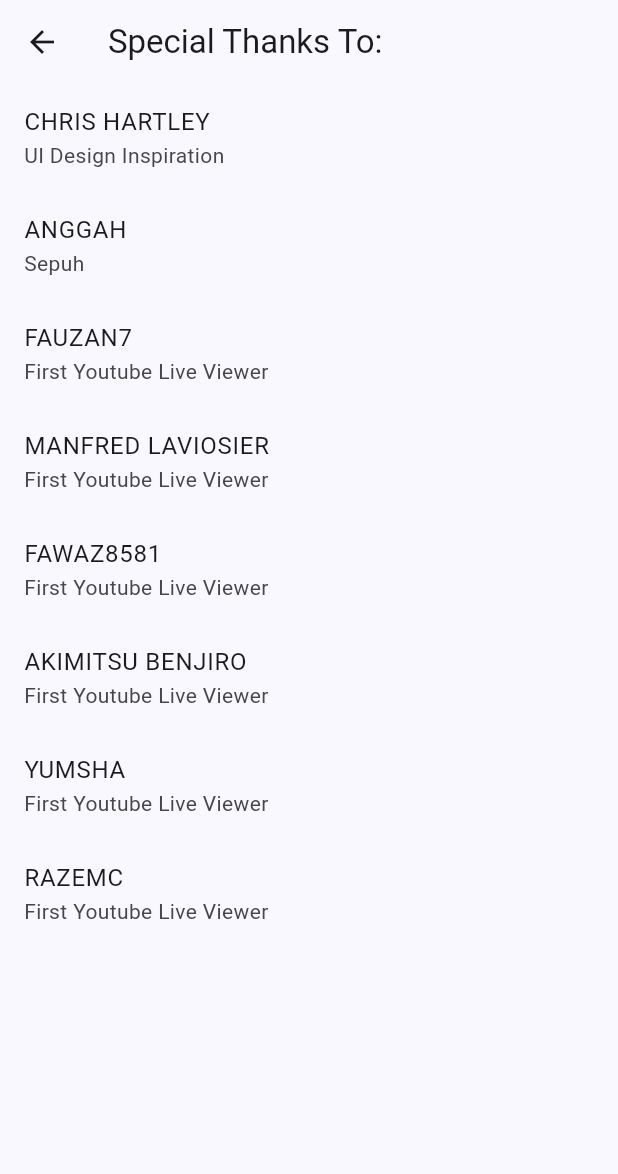
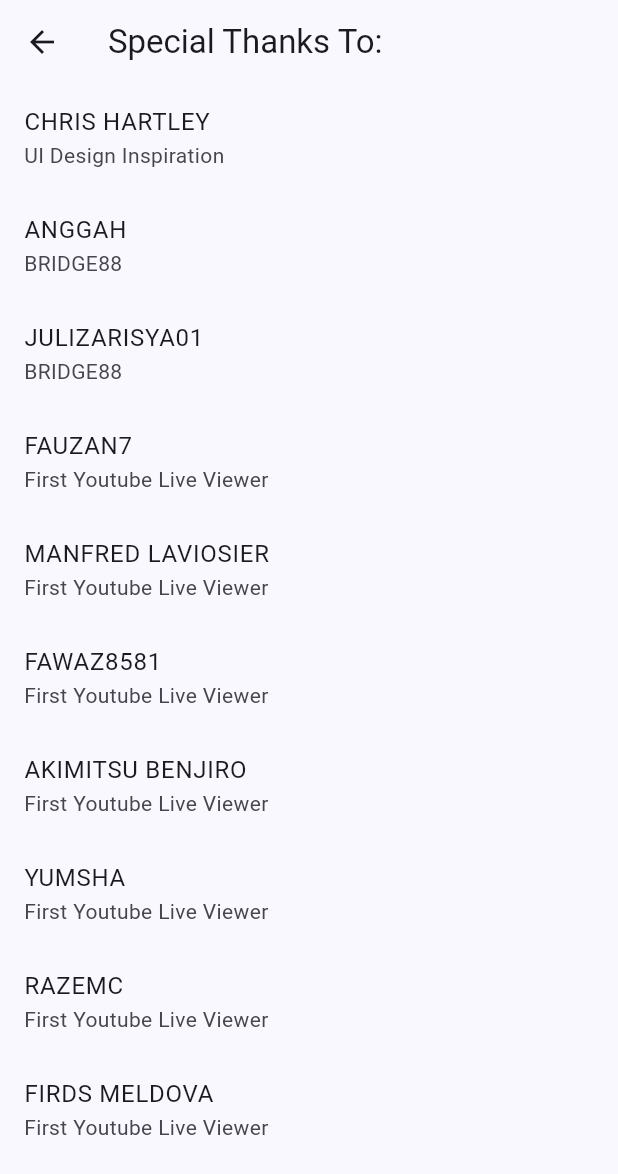
Before and after one commit to adityandar/mechanic_calculator, a Flutter app: the ContributionPage screen opened directly, on a phone screen of 412 x 824 dp. Shown: the top 1174 px of the screen. Run offline on Flutter 3.47's test engine with Material 3 defaults, Android fonts, the phone set to English and light mode, and no system bars; our stand-ins replace awesome_snackbar_content, equatable, flutter_bloc, flutter_sticky_header, gap, shared_preferences; missing offline and left inert: currency_formatter; accounts and stored records are empty.

Commit message:
Tambah contributor

```diff
--- a/lib/pages/contribution/contribution_list.dart
+++ b/lib/pages/contribution/contribution_list.dart
@@ -8,7 +8,11 @@ class ContributionList {
     ),
     ContributionMdl(
       name: 'Anggah',
-      description: 'Sepuh',
+      description: 'BRIDGE88',
+    ),
+    ContributionMdl(
+      name: 'Julizarisya01',
+      description: 'BRIDGE88',
     ),
     ContributionMdl(
       name: 'Fauzan7',
@@ -34,6 +38,10 @@ class ContributionList {
       name: 'razemc',
       description: 'First Youtube Live Viewer',
     ),
+    ContributionMdl(
+      name: 'Firds Meldova',
+      description: 'First Youtube Live Viewer',
+    ),
   ];
 }
 
```
Also changed, not shown: 1 other file.
